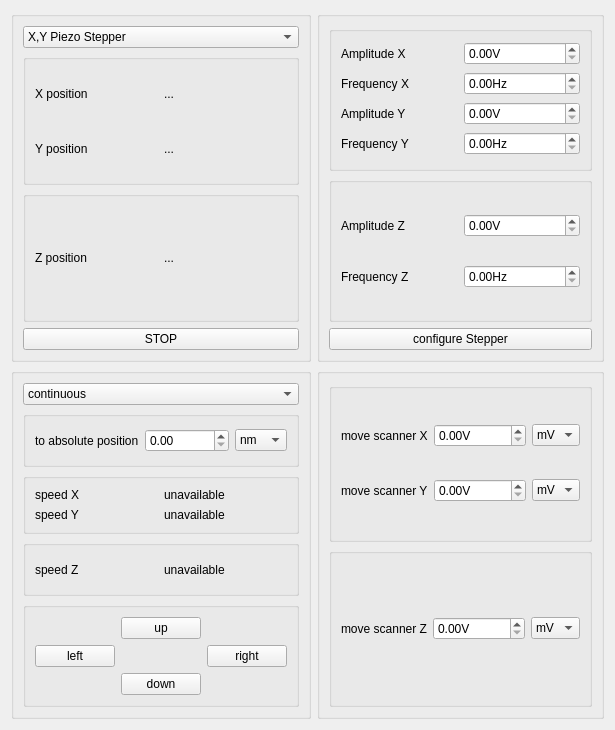
The window that hyperion/view/position/attocube.ui (caldarolamartin/hyperion) describes before a commit, drawn with Qt 5.
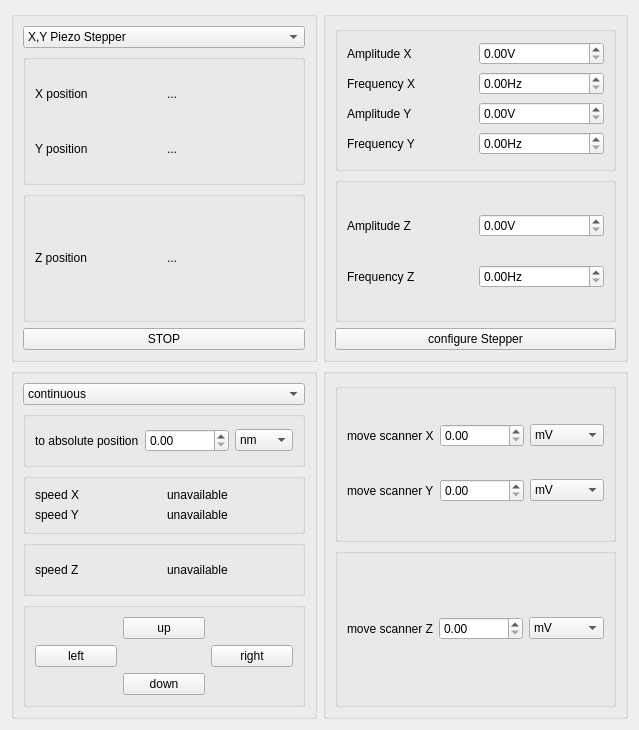
The same window after the commit.

Commit message: attocube scanner also in mV

Diff of the .ui file:
```diff
--- a/hyperion/view/position/attocube.ui
+++ b/hyperion/view/position/attocube.ui
@@ -6,7 +6,7 @@
    <rect>
     <x>0</x>
     <y>0</y>
-    <width>599</width>
+    <width>639</width>
     <height>730</height>
    </rect>
   </property>
@@ -484,7 +484,7 @@
          <item row="0" column="1">
           <widget class="QDoubleSpinBox" name="doubleSpinBox_scannerX">
            <property name="suffix">
-            <string>V</string>
+            <string/>
            </property>
            <property name="maximum">
             <double>999999999.000000000000000</double>
@@ -515,7 +515,7 @@
          <item row="1" column="1">
           <widget class="QDoubleSpinBox" name="doubleSpinBox_scannerY">
            <property name="suffix">
-            <string>V</string>
+            <string/>
            </property>
            <property name="maximum">
             <double>9999999999999.000000000000000</double>
@@ -555,7 +555,7 @@
          <item row="0" column="1">
           <widget class="QDoubleSpinBox" name="doubleSpinBox_scannerZ">
            <property name="suffix">
-            <string>V</string>
+            <string/>
            </property>
            <property name="maximum">
             <double>9999999999999.000000000000000</double>
```
The commit also changes 2 other files.
